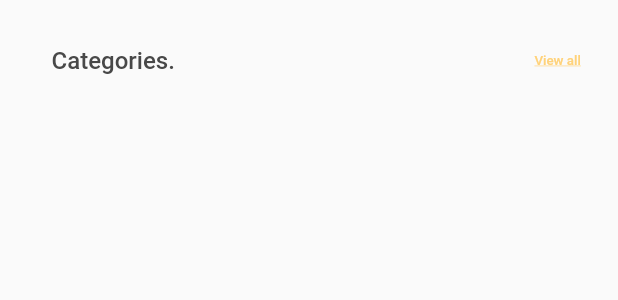
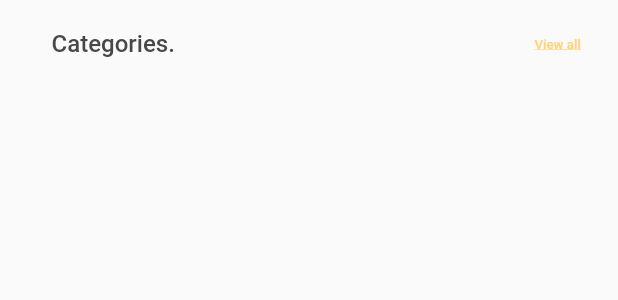
Before and after one commit to mohamedAlaa-CS/Go_Food_App, a Flutter app: the TitleOfSection widget shown alone on an empty page, opened directly, on a phone screen of 412 x 824 dp. Shown: the top 300 px of the screen. Run offline on Flutter 3.47's test engine with Material 2 defaults, Android fonts, the phone set to English and light mode, and no system bars; our stand-ins replace cached_network_image, conditional_builder_null_safety, dartz, dio, equatable, flutter_bloc and 5 more; network calls fail; statements that could not run were skipped.

Commit message:
handel spacer in home

```diff
--- a/lib/features/home/presentation/views/home_view.dart
+++ b/lib/features/home/presentation/views/home_view.dart
@@ -19,6 +19,7 @@ class HomeView extends StatelessWidget {
   HomeView({super.key});
   @override
   Widget build(BuildContext context) {
+    var media = MediaQuery.of(context).size;
     return Scaffold(
       appBar: AppBar(
         title: Text(
@@ -89,6 +90,11 @@ class HomeView extends StatelessWidget {
             TitleOfSection(
               title: 'Trending now.',
               allViewClicked: () {},
+              padding: EdgeInsets.only(
+                left: media.width / 12,
+                top: media.height / 80,
+                bottom: media.height / 80,
+              ),
             ),
             const TrendingListview()
           ],
--- a/lib/features/home/presentation/views/widgets/title_of_section.dart
+++ b/lib/features/home/presentation/views/widgets/title_of_section.dart
@@ -21,8 +21,8 @@ class TitleOfSection extends StatelessWidget {
       padding: padding ??
           EdgeInsets.only(
               left: media.width / 12,
-              top: media.height / 50,
-              bottom: media.height / 60,
+              top: media.height / 150,
+              bottom: media.height / 130,
               right: media.width / 50),
       // padding: EdgeInsets.only(left: 34.w, top: 24.h, bottom: 18.h),
       child: Row(
```
